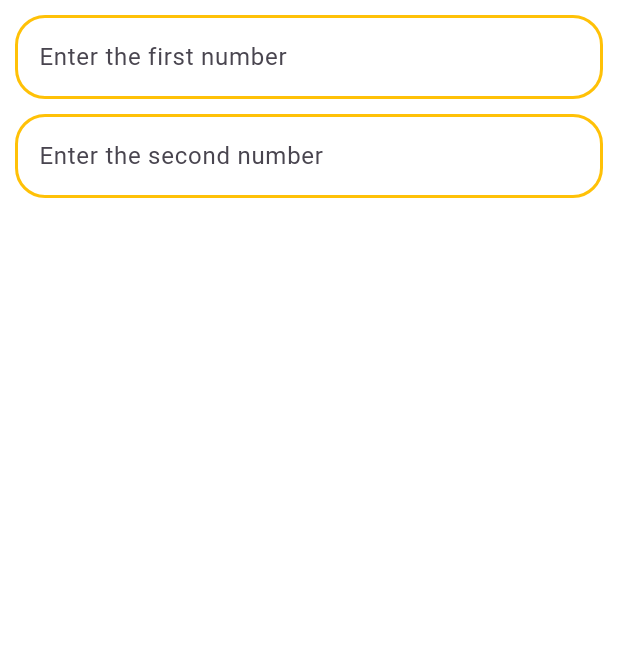
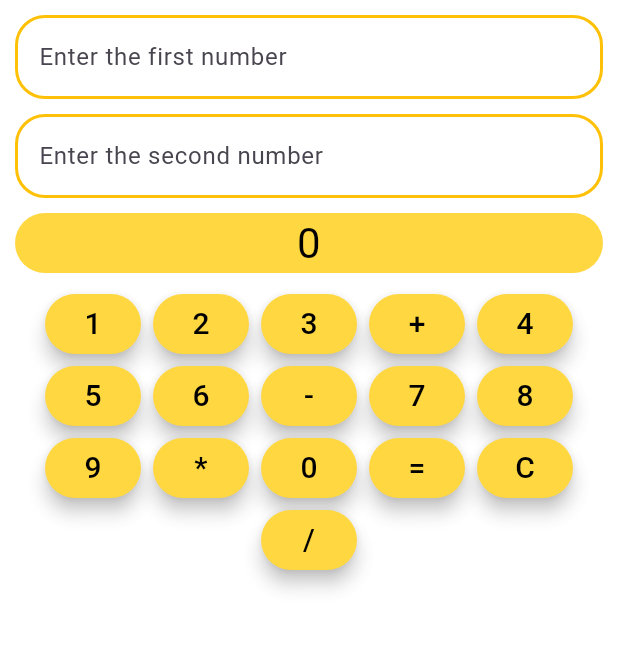
Before and after one commit to jobanjit-singh/Practice_flutter_calculator, a Flutter app: the screen it shows after launch, on a phone screen of 412 x 824 dp, the part 66-718 px from its top. Run offline on Flutter 3.47's test engine with Material 3 defaults, Android fonts, the phone set to English and light mode, and no system bars.

Commit message:
Keypad Done

```diff
--- /dev/null
+++ b/lib/Components/ButtonCustom.dart
@@ -0,0 +1,29 @@
+import 'package:flutter/material.dart';
+
+class ButtonCustom extends StatefulWidget {
+  final String value;
+
+  const ButtonCustom({Key? key, required this.value}) : super(key: key);
+
+  State<ButtonCustom> createState() => _ButtonCustom();
+}
+
+class _ButtonCustom extends State<ButtonCustom> {
+  @override
+  Widget build(BuildContext context) {
+    return (ElevatedButton(
+        onPressed: () => {
+              // hello
+            },
+        style: ButtonStyle(
+          alignment: Alignment.center,
+          elevation: MaterialStateProperty.all(5),
+          backgroundColor:
+              MaterialStateColor.resolveWith((states) => Colors.amberAccent),
+        ),
+        child: Text(
+          widget.value,
+          style: const TextStyle(color: Colors.black, fontSize: 20),
+        )));
+  }
+}
--- a/lib/Views/HomeView.dart
+++ b/lib/Views/HomeView.dart
@@ -1,3 +1,4 @@
+import 'package:calculator/Components/ButtonCustom.dart';
 import 'package:flutter/material.dart';
 import 'package:calculator/Components/InputField.dart';
 
@@ -9,7 +10,7 @@ class HomeView extends StatefulWidget {
 class _HomeView extends State<HomeView> {
   @override
   Widget build(BuildContext context) {
-    return const MaterialApp(
+    return MaterialApp(
       debugShowCheckedModeBanner: false,
       home: Scaffold(
         backgroundColor: Colors.white70,
@@ -19,22 +20,70 @@ class _HomeView extends State<HomeView> {
             child: Column(
               crossAxisAlignment: CrossAxisAlignment.start,
               children: [
-                Text(
+                const Text(
                   "Calculator",
                   style: TextStyle(
-                      color: Colors.black87,
-                      fontSize: 24,
-                      fontWeight: FontWeight.bold,
+                    color: Colors.black87,
+                    fontSize: 24,
+                    fontWeight: FontWeight.bold,
                   ),
                 ),
-                 SizedBox(
+                const SizedBox(
                   height: 10,
                 ),
-               InputField(hintText: "Enter the first number",),
-                SizedBox(
+                const InputField(
+                  hintText: "Enter the first number",
+                ),
+                const SizedBox(
                   height: 10,
                 ),
-                InputField(hintText: "Enter the second number")
+                const InputField(hintText: "Enter the second number"),
+                const SizedBox(
+                  height: 10,
+                ),
+                Container(
+                  width: double.infinity,
+                  decoration: const BoxDecoration(
+                    color: Colors.amberAccent,
+                    borderRadius: BorderRadius.all(Radius.circular(20.0)),
+                  ),
+                  child: const Text(
+                    "0",
+                    style: TextStyle(
+                      color: Colors.black,
+                      fontSize: 28,
+                    ),
+                    textAlign: TextAlign.center,
+                  ),
+                ),
+                const SizedBox(
+                  height: 10,
+                ),
+                Container(
+                  alignment: Alignment.center,
+                  child: const Wrap(
+                    alignment: WrapAlignment.center,
+                    spacing: 8.0,
+                    children: [
+                      ButtonCustom(value: "1"),
+                      ButtonCustom(value: "2"),
+                      ButtonCustom(value: "3"),
+                      ButtonCustom(value: "+"),
+                      ButtonCustom(value: "4"),
+                      ButtonCustom(value: "5"),
+                      ButtonCustom(value: "6"),
+                      ButtonCustom(value: "-"),
+                      ButtonCustom(value: "7"),
+                      ButtonCustom(value: "8"),
+                      ButtonCustom(value: "9"),
+                      ButtonCustom(value: "*"),
+                      ButtonCustom(value: "0"),
+                      ButtonCustom(value: "="),
+                      ButtonCustom(value: "C"),
+                      ButtonCustom(value: "/"),
+                    ],
+                  ),
+                )
               ],
             ),
           ),
```
